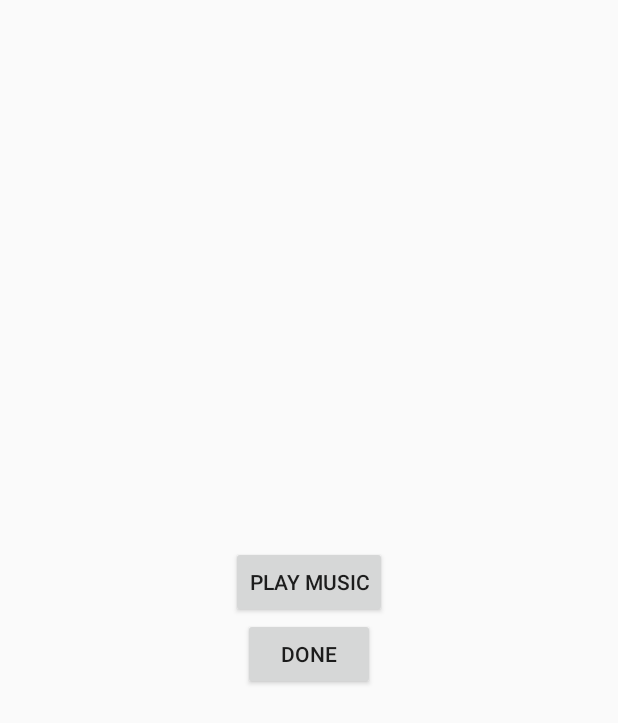
After one commit to Segev29/BlackjackSegev1, an Android app: the SettingsActivity screen opened directly, with no data from a screen before it, on a phone screen of 412 x 824 dp. The commit adds this screen. Shown: the top 723 px of the screen. Run offline under Robolectric (Android 15) with nearby library versions, the phone set to English and light mode, and no system bars.

Commit message:
added music and solved some things i wanted. still need to add starting money

```diff
--- /dev/null
+++ b/app/src/main/java/com/example/blackjacksegev/SettingsActivity.java
@@ -0,0 +1,47 @@
+package com.example.blackjacksegev;
+
+import android.content.Intent;
+import android.os.Bundle;
+import android.view.View;
+import android.widget.Button;
+import androidx.appcompat.app.AppCompatActivity;
+
+import java.util.Set;
+
+public class SettingsActivity extends AppCompatActivity implements View.OnClickListener {
+    private boolean isMusicPlaying = false;
+    private Button musicButton, btnDone;
+    @Override
+    protected void onCreate(Bundle savedInstanceState) {
+        super.onCreate(savedInstanceState);
+        setContentView(R.layout.activity_settings);
+        musicButton = findViewById(R.id.musicButton);
+        btnDone = findViewById(R.id.btnDone);
+        btnDone.setOnClickListener(this);
+        musicButton.setOnClickListener(this);
+
+    }
+
+    @Override
+    public void onClick(View v) {
+        if(v == musicButton)
+        {
+            if (!isMusicPlaying) {
+                // Start the music service
+                startService(new Intent(SettingsActivity.this, MusicService.class));
+                isMusicPlaying = true;
+                musicButton.setText("Stop Music");
+            } else {
+                // Stop the music service
+                stopService(new Intent(SettingsActivity.this, MusicService.class));
+                isMusicPlaying = false;
+                musicButton.setText("Play Music");
+            }
+        }
+        if(v == btnDone)
+        {
+            finish();
+        }
+
+    }
+}
--- a/app/src/main/res/layout/activity_main.xml
+++ b/app/src/main/res/layout/activity_main.xml
@@ -77,5 +77,11 @@
             android:layout_weight="1"
             ></Button>
         </LinearLayout>
+    <Button
+        android:layout_width="match_parent"
+        android:layout_height="wrap_content"
+        android:id="@+id/btnSettings"
+        android:text="settings"
+        ></Button>
 
 </LinearLayout>
--- /dev/null
+++ b/app/src/main/res/layout/activity_settings.xml
@@ -0,0 +1,19 @@
+<?xml version="1.0" encoding="utf-8"?>
+<LinearLayout xmlns:android="http://schemas.android.com/apk/res/android"
+    android:layout_width="match_parent"
+    android:layout_height="match_parent"
+    android:gravity="center"
+    android:orientation="vertical">
+
+    <Button
+        android:id="@+id/musicButton"
+        android:layout_width="wrap_content"
+        android:layout_height="wrap_content"
+        android:text="Play Music" />
+    <Button
+        android:id="@+id/btnDone"
+        android:layout_width="wrap_content"
+        android:layout_height="wrap_content"
+        android:text="Done" />
+
+</LinearLayout>
```
Also changed, not shown: app/src/main/AndroidManifest.xml (+6 -5 lines), app/src/main/java/com/example/blackjacksegev/MainActivity.java (+8 -1 lines), app/src/main/java/com/example/blackjacksegev/MusicService.java (added, +49 -0 lines), 1 other file.
